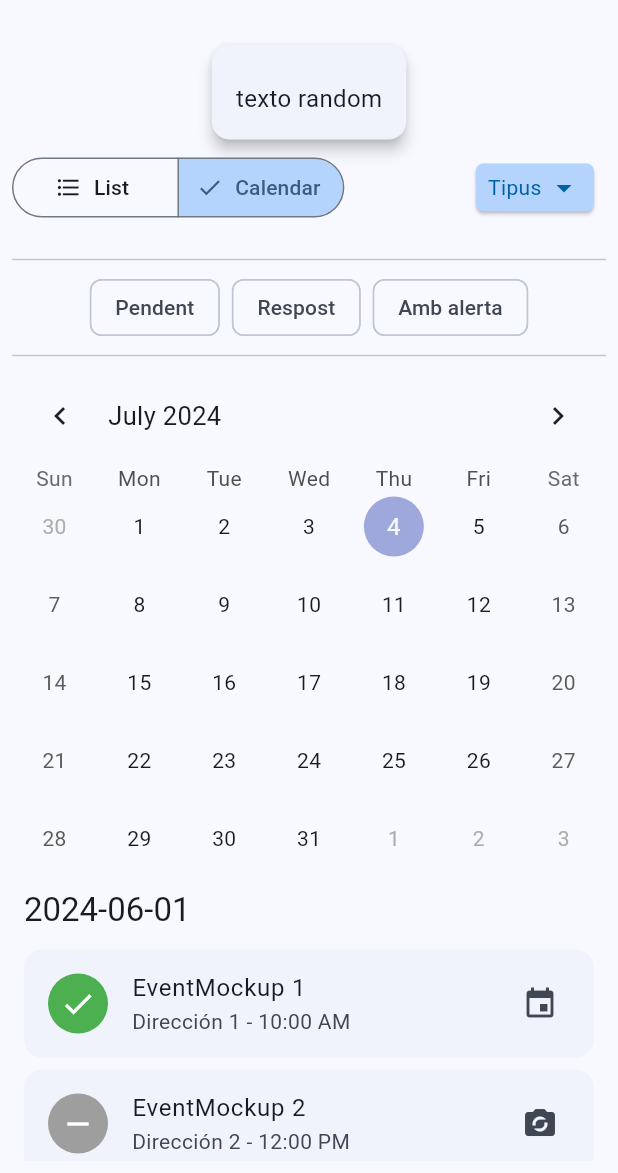
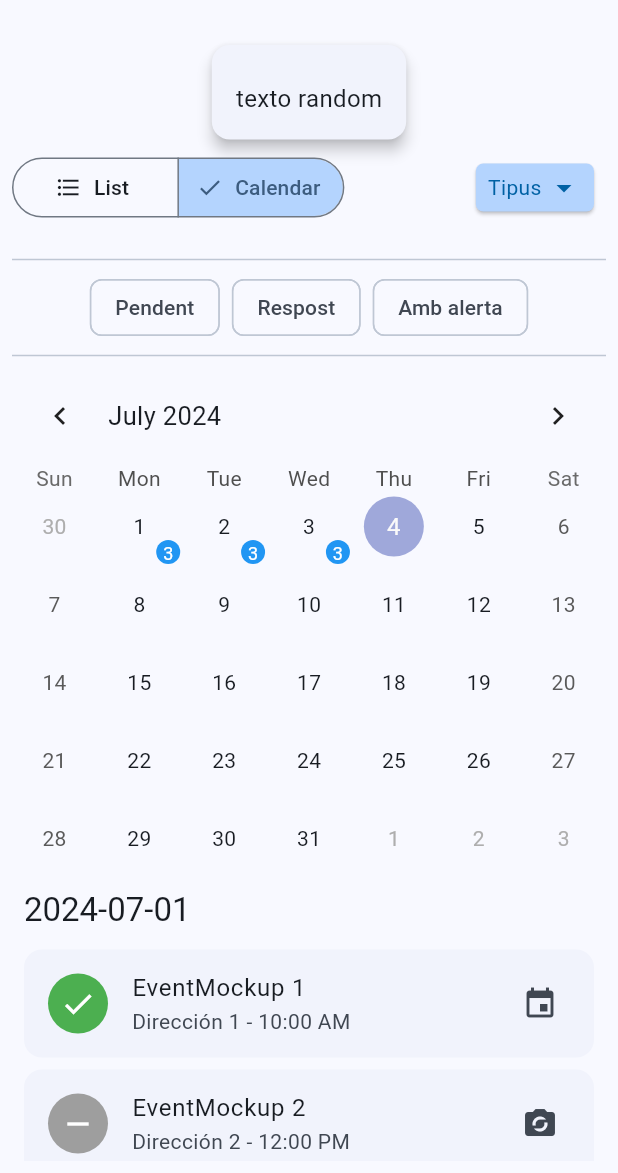
Before and after one commit to AssociacioFemPinya/mobile, a Flutter app: the screen it shows after launch, after a tap on "Calendar", on a phone screen of 412 x 824 dp, the part 63-1236 px from its top. Run offline on Flutter 3.47's test engine with Material 3 defaults, Android fonts, the light colour scheme and no system bars; drawn by our look-alikes of table_calendar; our stand-ins replace equatable, flutter_bloc; generated files the repository leaves out were written again.

Commit message:
calendar half-way working, needs improvements though

```diff
--- a/lib/features/events/domain/entities/mockup.dart
+++ b/lib/features/events/domain/entities/mockup.dart
@@ -50,8 +50,8 @@ List<DateMockup> generateMockup() {
   }
 
   return [
-    DateMockup(date: '2024-06-01', events: generateEvents()),
-    DateMockup(date: '2024-06-02', events: generateEvents()),
-    DateMockup(date: '2024-06-03', events: generateEvents()),
+    DateMockup(date: '2024-07-01', events: generateEvents()),
+    DateMockup(date: '2024-07-02', events: generateEvents()),
+    DateMockup(date: '2024-07-03', events: generateEvents()),
   ];
 }
--- /dev/null
+++ b/lib/features/events/presentation/bloc/events_api/events_calendar_bloc.dart
@@ -0,0 +1,25 @@
+import 'package:fempinya3_flutter_app/features/events/presentation/bloc/events_calendar/events_calendar_events.dart';
+import 'package:fempinya3_flutter_app/features/events/presentation/bloc/events_calendar/events_calendar_state.dart';
+
+import 'package:flutter_bloc/flutter_bloc.dart';
+import 'package:table_calendar/table_calendar.dart';
+
+class EventsCalendarBloc
+    extends Bloc<EventsCalendarEvent, EventsCalendarState> {
+  EventsCalendarBloc()
+      : super(EventsCalendarState(
+          calendarFormat: CalendarFormat.month,
+          focusedDay: DateTime.now(),
+          selectedDay: null,
+        )) {
+    on<EventsCalendarDateSelected>((event, emit) {
+      emit(state.copyWith(selectedDay: event.value));
+    });
+    on<EventsCalendarDateFocused>((event, emit) {
+      emit(state.copyWith(focusedDay: event.value));
+    });
+    on<EventsCalendarFormatSet>((event, emit) {
+      emit(state.copyWith(calendarFormat: event.value));
+    });
+  }
+}
--- /dev/null
+++ b/lib/features/events/presentation/bloc/events_api/events_calendar_events.dart
@@ -0,0 +1,18 @@
+import 'package:table_calendar/table_calendar.dart';
+
+class EventsCalendarEvent {}
+
+class EventsCalendarDateSelected extends EventsCalendarEvent {
+  final DateTime value;
+  EventsCalendarDateSelected(this.value);
+}
+
+class EventsCalendarDateFocused extends EventsCalendarEvent {
+  final DateTime value;
+  EventsCalendarDateFocused(this.value);
+}
+
+class EventsCalendarFormatSet extends EventsCalendarEvent {
+  final CalendarFormat value;
+  EventsCalendarFormatSet(this.value);
+}
--- /dev/null
+++ b/lib/features/events/presentation/bloc/events_api/events_calendar_state.dart
@@ -0,0 +1,24 @@
+import 'package:table_calendar/table_calendar.dart';
+
+class EventsCalendarState {
+  final CalendarFormat calendarFormat;
+  final DateTime focusedDay;
+  final DateTime? selectedDay;
+
+  EventsCalendarState(
+      {required this.calendarFormat,
+      required this.focusedDay,
+      required this.selectedDay});
+
+  EventsCalendarState copyWith({
+    CalendarFormat? calendarFormat,
+    DateTime? focusedDay,
+    DateTime? selectedDay,
+  }) {
+    return EventsCalendarState(
+      calendarFormat: calendarFormat ?? this.calendarFormat,
+      focusedDay: focusedDay ?? this.focusedDay,
+      selectedDay: selectedDay ?? this.selectedDay,
+    );
+  }
+}
--- a/lib/features/events/presentation/bloc/events_filter/events_filter_bloc.dart
+++ b/lib/features/events/presentation/bloc/events_filters/events_filters_bloc.dart
@@ -1,5 +1,5 @@
-import 'events_filter_events.dart';
-import 'events_filter_state.dart';
+import 'events_filters_events.dart';
+import 'events_filters_state.dart';
 
 import 'package:flutter_bloc/flutter_bloc.dart';
 
--- /dev/null
+++ b/lib/features/events/presentation/bloc/events_repository/events_repository_bloc.dart
@@ -0,0 +1,12 @@
+import 'package:fempinya3_flutter_app/features/events/domain/entities/mockup.dart';
+import 'package:fempinya3_flutter_app/features/events/presentation/bloc/events_repository/events_repository_events.dart';
+import 'package:fempinya3_flutter_app/features/events/presentation/bloc/events_repository/events_repository_state.dart';
+import 'package:flutter_bloc/flutter_bloc.dart';
+
+class EventsRepositoryBloc
+    extends Bloc<EventsRepositoryEvent, EventsRepositoryState> {
+  EventsRepositoryBloc()
+      : super(EventsRepositoryState(
+          events: generateMockup(),
+        ));
+}
--- /dev/null
+++ b/lib/features/events/presentation/bloc/events_repository/events_repository_events.dart
@@ -0,0 +1 @@
+class EventsRepositoryEvent {}
--- /dev/null
+++ b/lib/features/events/presentation/bloc/events_repository/events_repository_state.dart
@@ -0,0 +1,26 @@
+import 'package:fempinya3_flutter_app/features/events/domain/entities/mockup.dart';
+import 'package:flutter/material.dart';
+
+class EventsRepositoryState {
+  final List<DateMockup> events;
+
+  EventsRepositoryState({required this.events});
+
+  EventsRepositoryState copyWith({
+    List<DateMockup>? events,
+  }) {
+    return EventsRepositoryState(
+      events: events ?? this.events,
+    );
+  }
+
+  // TODO: Find a better way to do this. maybe different representation of the same data? Events by date should be direct access through map
+  List<String> getEventsNameByDate(DateTime date) {
+    for (var eventsDate in events) {
+      if (DateUtils.isSameDay(DateTime.parse(eventsDate.date), date)) {
+        return [for (var event in eventsDate.events) event.name];
+      }
+    }
+    return [];
+  }
+}
--- a/lib/features/events/presentation/bloc/events_view/events_view_mode_bloc.dart
+++ b/lib/features/events/presentation/bloc/events_view_mode/events_view_mode_bloc.dart
@@ -1,5 +1,5 @@
-import 'package:fempinya3_flutter_app/features/events/presentation/bloc/events_view/events_view_mode_events.dart';
-import 'package:fempinya3_flutter_app/features/events/presentation/bloc/events_view/events_view_mode_state.dart';
+import 'package:fempinya3_flutter_app/features/events/presentation/bloc/events_view_mode/events_view_mode_events.dart';
+import 'package:fempinya3_flutter_app/features/events/presentation/bloc/events_view_mode/events_view_mode_state.dart';
 import 'package:fempinya3_flutter_app/features/events/domain/enums/events_view_mode.dart';
 
 import 'package:flutter_bloc/flutter_bloc.dart';
--- a/lib/features/events/presentation/pages/events_page.dart
+++ b/lib/features/events/presentation/pages/events_page.dart
@@ -1,5 +1,6 @@
 import 'package:fempinya3_flutter_app/features/events/presentation/bloc/events_calendar/events_calendar_bloc.dart';
-import 'package:fempinya3_flutter_app/features/events/presentation/bloc/events_view/events_view_mode_bloc.dart';
+import 'package:fempinya3_flutter_app/features/events/presentation/bloc/events_repository/events_repository_bloc.dart';
+import 'package:fempinya3_flutter_app/features/events/presentation/bloc/events_view_mode/events_view_mode_bloc.dart';
 import 'package:fempinya3_flutter_app/features/events/presentation/widgets/events_calendar.dart';
 import 'package:fempinya3_flutter_app/features/events/presentation/widgets/events_filters_button.dart';
 import 'package:fempinya3_flutter_app/features/events/presentation/widgets/events_filters_input_chips.dart';
@@ -7,7 +8,7 @@ import 'package:fempinya3_flutter_app/features/events/presentation/widgets/event
 import 'package:fempinya3_flutter_app/features/events/presentation/widgets/events_status_filters.dart';
 import 'package:fempinya3_flutter_app/features/events/presentation/widgets/events_view_mode.dart';
 import 'package:fempinya3_flutter_app/features/menu/presentation/widgets/menu_widget.dart';
-import 'package:fempinya3_flutter_app/features/events/presentation/bloc/events_filter/events_filter_bloc.dart';
+import 'package:fempinya3_flutter_app/features/events/presentation/bloc/events_filters/events_filters_bloc.dart';
 
 import 'package:flutter/material.dart';
 import 'package:flutter_bloc/flutter_bloc.dart';
@@ -28,6 +29,9 @@ class EventsPage extends StatelessWidget {
         ),
         BlocProvider<EventsCalendarBloc>(
           create: (context) => EventsCalendarBloc(),
+        ),
+        BlocProvider<EventsRepositoryBloc>(
+          create: (context) => EventsRepositoryBloc(),
         ),
       ],
       child: Scaffold(
@@ -56,7 +60,7 @@ class EventsPage extends StatelessWidget {
               const Divider(),
               const EventsStatusFiltersWidged(),
               const Divider(),
-              EventsCalendar(),
+              const EventsCalendar(),
               const Expanded(child: EventsListWidged()),
             ],
           ),
--- a/lib/features/events/presentation/widgets/events_calendar.dart
+++ b/lib/features/events/presentation/widgets/events_calendar.dart
@@ -1,12 +1,15 @@
 import 'package:fempinya3_flutter_app/features/events/presentation/bloc/events_calendar/events_calendar_bloc.dart';
 import 'package:fempinya3_flutter_app/features/events/presentation/bloc/events_calendar/events_calendar_events.dart';
 import 'package:fempinya3_flutter_app/features/events/presentation/bloc/events_calendar/events_calendar_state.dart';
-import 'package:fempinya3_flutter_app/features/events/presentation/bloc/events_view/events_view_mode_bloc.dart';
-import 'package:fempinya3_flutter_app/features/events/presentation/bloc/events_view/events_view_mode_state.dart';
+import 'package:fempinya3_flutter_app/features/events/presentation/bloc/events_repository/events_repository_bloc.dart';
+import 'package:fempinya3_flutter_app/features/events/presentation/bloc/events_view_mode/events_view_mode_bloc.dart';
+import 'package:fempinya3_flutter_app/features/events/presentation/bloc/events_view_mode/events_view_mode_state.dart';
 
 import 'package:flutter/material.dart';
 import 'package:flutter_bloc/flutter_bloc.dart';
 import 'package:table_calendar/table_calendar.dart';
+
+typedef EventLoader = List<String> Function(DateTime day);
 
 class EventsCalendar extends StatelessWidget {
   const EventsCalendar({super.key});
@@ -45,18 +48,69 @@ class EventsCalendar extends StatelessWidget {
         onDaySelected: (selectedDay, focusedDay) {
           if (!isSameDay(state.selectedDay, selectedDay)) {
             // Call `setState()` when updating the selected day
-            context.read<EventsCalendarBloc>().add(EventsCalendarDateSelected(selectedDay));
-            context.read<EventsCalendarBloc>().add(EventsCalendarFormatSet(CalendarFormat.week));
+            context
+                .read<EventsCalendarBloc>()
+                .add(EventsCalendarDateSelected(selectedDay));
+            context
+                .read<EventsCalendarBloc>()
+                .add(EventsCalendarDateFocused(focusedDay));
+            context
+                .read<EventsCalendarBloc>()
+                .add(EventsCalendarFormatSet(CalendarFormat.week));
           }
         },
         onHeaderTapped: (selectedDay) {
-          context.read<EventsCalendarBloc>().add(EventsCalendarFormatSet(CalendarFormat.month));
+          context
+              .read<EventsCalendarBloc>()
+              .add(EventsCalendarFormatSet(CalendarFormat.month));
         },
+
+        eventLoader: _createEventLoader(context),
+        calendarBuilders: CalendarBuilders(
+          markerBuilder: (context, date, events) {
+            if (events.isNotEmpty) {
+              return Positioned(
+                right: 1,
+                bottom: 1,
+                child: _buildEventsMarker(date, events),
+              );
+            }
+            return SizedBox();
+          },
+        ),
+
         // onPageChanged: (focusedDay) {
-        //   // No need to call `setState()` here
-        //   _focusedDay = focusedDay;
+        //   context
+        //         .read<EventsCalendarBloc>()
+        //         .add(EventsCalendarDateFocused(focusedDay));
         // },
       );
     });
   }
+
+  EventLoader _createEventLoader(BuildContext context) {
+    return (DateTime day) {
+      return context.read<EventsRepositoryBloc>().state.getEventsNameByDate(day);
+    };
+  }
+
+  Widget _buildEventsMarker(DateTime date, List events) {
+    return Container(
+      decoration: BoxDecoration(
+        shape: BoxShape.circle,
+        color: Colors.blue,
+      ),
+      width: 16.0,
+      height: 16.0,
+      child: Center(
+        child: Text(
+          '${events.length}',
+          style: TextStyle().copyWith(
+            color: Colors.white,
+            fontSize: 12.0,
+          ),
+        ),
+      ),
+    );
+  }
 }
--- a/lib/features/events/presentation/widgets/events_filters_button.dart
+++ b/lib/features/events/presentation/widgets/events_filters_button.dart
@@ -1,7 +1,7 @@
 import 'package:fempinya3_flutter_app/features/events/domain/enums/events_type.dart';
-import 'package:fempinya3_flutter_app/features/events/presentation/bloc/events_filter/events_filter_bloc.dart';
-import 'package:fempinya3_flutter_app/features/events/presentation/bloc/events_filter/events_filter_events.dart';
-import 'package:fempinya3_flutter_app/features/events/presentation/bloc/events_filter/events_filter_state.dart';
+import 'package:fempinya3_flutter_app/features/events/presentation/bloc/events_filters/events_filters_bloc.dart';
+import 'package:fempinya3_flutter_app/features/events/presentation/bloc/events_filters/events_filters_events.dart';
+import 'package:fempinya3_flutter_app/features/events/presentation/bloc/events_filters/events_filters_state.dart';
 
 import 'package:flutter/material.dart';
 import 'package:flutter_bloc/flutter_bloc.dart';
--- a/lib/features/events/presentation/widgets/events_filters_input_chips.dart
+++ b/lib/features/events/presentation/widgets/events_filters_input_chips.dart
@@ -1,7 +1,7 @@
 import 'package:fempinya3_flutter_app/features/events/domain/enums/events_type.dart';
-import 'package:fempinya3_flutter_app/features/events/presentation/bloc/events_filter/events_filter_bloc.dart';
-import 'package:fempinya3_flutter_app/features/events/presentation/bloc/events_filter/events_filter_events.dart';
-import 'package:fempinya3_flutter_app/features/events/presentation/bloc/events_filter/events_filter_state.dart';
+import 'package:fempinya3_flutter_app/features/events/presentation/bloc/events_filters/events_filters_bloc.dart';
+import 'package:fempinya3_flutter_app/features/events/presentation/bloc/events_filters/events_filters_events.dart';
+import 'package:fempinya3_flutter_app/features/events/presentation/bloc/events_filters/events_filters_state.dart';
 
 import 'package:flutter/material.dart';
 import 'package:flutter_bloc/flutter_bloc.dart';
--- a/lib/features/events/presentation/widgets/events_list.dart
+++ b/lib/features/events/presentation/widgets/events_list.dart
@@ -1,13 +1,11 @@
-import 'package:fempinya3_flutter_app/features/events/domain/entities/mockup.dart';
 import 'package:fempinya3_flutter_app/features/events/domain/enums/events_status.dart';
-import 'package:fempinya3_flutter_app/features/events/presentation/bloc/events_filter/events_filter_bloc.dart';
-import 'package:fempinya3_flutter_app/features/events/presentation/bloc/events_filter/events_filter_state.dart';
+import 'package:fempinya3_flutter_app/features/events/presentation/bloc/events_filters/events_filters_bloc.dart';
+import 'package:fempinya3_flutter_app/features/events/presentation/bloc/events_filters/events_filters_state.dart';
+import 'package:fempinya3_flutter_app/features/events/presentation/bloc/events_repository/events_repository_bloc.dart';
 
 import 'package:flutter/material.dart';
 import 'package:flutter_bloc/flutter_bloc.dart';
 
-
-final List<DateMockup> dateEvents = generateMockup(); // TODO: Create a block state for events list
 
 class EventsListWidged extends StatelessWidget {
   const EventsListWidged({super.key});
@@ -16,7 +14,8 @@ class EventsListWidged extends StatelessWidget {
   Widget build(BuildContext context) {
     return BlocBuilder<EventsFilterBloc, EventsFilterState>(
       builder: (context, state) {
-        final filteredEvents = state.filterEvents(dateEvents);
+        // TODO: This list should be calculated in the state, not with filterEvents function being called
+        final filteredEvents = state.filterEvents(context.read<EventsRepositoryBloc>().state.events);
 
         return ListView.builder(
           itemCount: filteredEvents.length,
--- a/lib/features/events/presentation/widgets/events_status_filters.dart
+++ b/lib/features/events/presentation/widgets/events_status_filters.dart
@@ -1,6 +1,6 @@
-import 'package:fempinya3_flutter_app/features/events/presentation/bloc/events_filter/events_filter_bloc.dart';
-import 'package:fempinya3_flutter_app/features/events/presentation/bloc/events_filter/events_filter_events.dart';
-import 'package:fempinya3_flutter_app/features/events/presentation/bloc/events_filter/events_filter_state.dart';
+import 'package:fempinya3_flutter_app/features/events/presentation/bloc/events_filters/events_filters_bloc.dart';
+import 'package:fempinya3_flutter_app/features/events/presentation/bloc/events_filters/events_filters_events.dart';
+import 'package:fempinya3_flutter_app/features/events/presentation/bloc/events_filters/events_filters_state.dart';
 
 import 'package:flutter/material.dart';
 import 'package:flutter_bloc/flutter_bloc.dart';
--- a/lib/features/events/presentation/widgets/events_view_mode.dart
+++ b/lib/features/events/presentation/widgets/events_view_mode.dart
@@ -1,7 +1,7 @@
 import 'package:fempinya3_flutter_app/features/events/domain/enums/events_view_mode.dart';
-import 'package:fempinya3_flutter_app/features/events/presentation/bloc/events_view/events_view_mode_bloc.dart';
-import 'package:fempinya3_flutter_app/features/events/presentation/bloc/events_view/events_view_mode_events.dart';
-import 'package:fempinya3_flutter_app/features/events/presentation/bloc/events_view/events_view_mode_state.dart';
+import 'package:fempinya3_flutter_app/features/events/presentation/bloc/events_view_mode/events_view_mode_bloc.dart';
+import 'package:fempinya3_flutter_app/features/events/presentation/bloc/events_view_mode/events_view_mode_events.dart';
+import 'package:fempinya3_flutter_app/features/events/presentation/bloc/events_view_mode/events_view_mode_state.dart';
 
 import 'package:flutter/material.dart';
 import 'package:flutter_bloc/flutter_bloc.dart';
```
Also changed, not shown: lib/features/events/presentation/bloc/events_filters/events_filters_events.dart (renamed from lib/features/events/presentation/bloc/events_filter/events_filter_events.dart), lib/features/events/presentation/bloc/events_filters/events_filters_state.dart (renamed from lib/features/events/presentation/bloc/events_filter/events_filter_state.dart), lib/features/events/presentation/bloc/events_view_mode/events_view_mode_events.dart (renamed from lib/features/events/presentation/bloc/events_view/events_view_mode_events.dart), lib/features/events/presentation/bloc/events_view_mode/events_view_mode_state.dart (renamed from lib/features/events/presentation/bloc/events_view/events_view_mode_state.dart).
